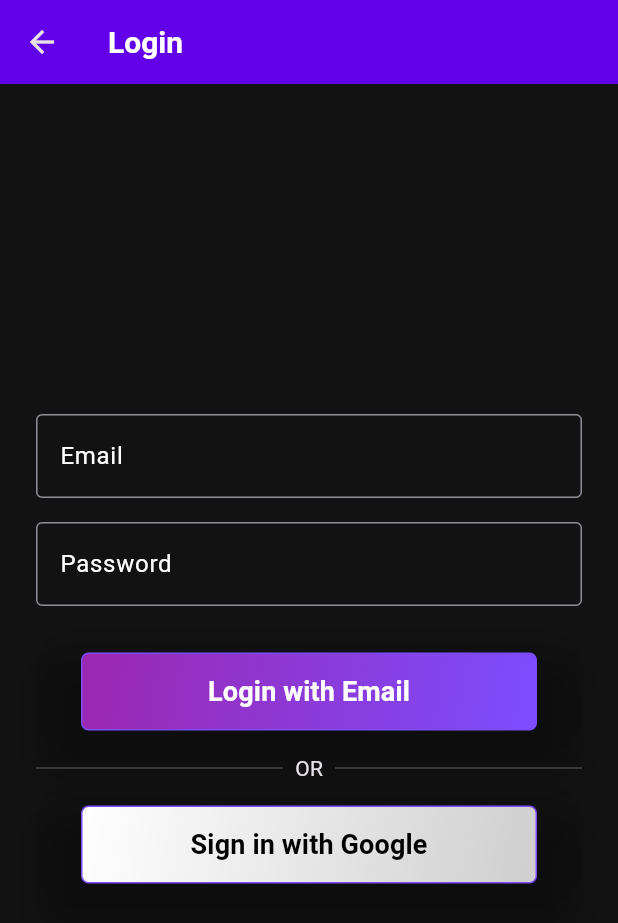
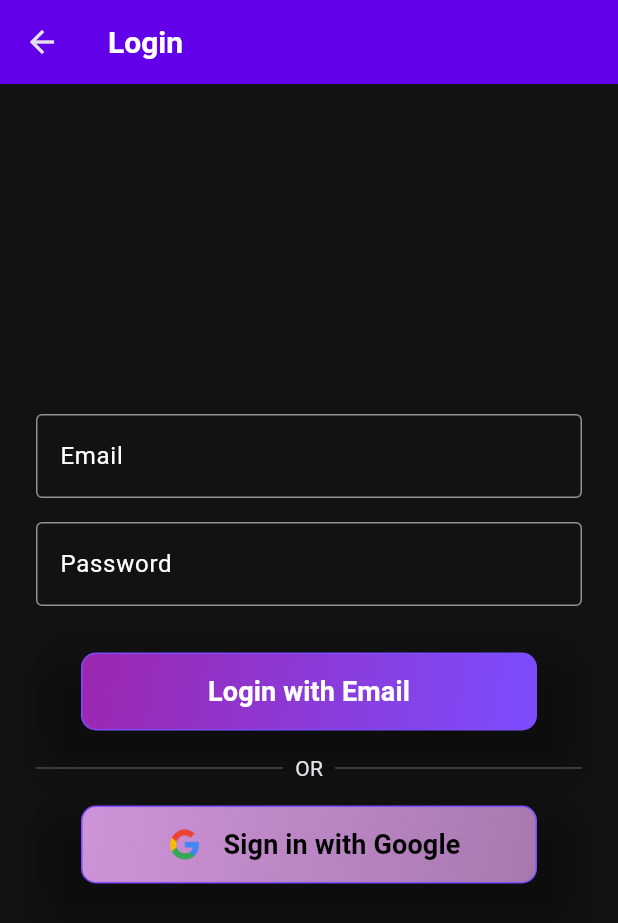
Before and after one commit to sidd7777/bibleTrivia, a Flutter app: the MyHomePage screen opened directly, after a tap on "Sign in Page", on a phone screen of 412 x 824 dp. Shown: the top 923 px of the screen. Run offline on Flutter 3.47's test engine with Material 3 defaults, Android fonts, the light colour scheme and no system bars; our stand-ins replace google_sign_in, shared_preferences; accounts and stored records are empty; network calls fail.

Commit message:
Sign in completed

```diff
--- a/lib/app/sign-in/auth/auth_service.dart
+++ b/lib/app/sign-in/auth/auth_service.dart
@@ -11,6 +11,7 @@ import '../../../core/utility/config.dart';
 class AuthService {
   late final String serverClientId; // Declare the serverClientId
   late GoogleSignIn googleSignIn; // Declare the GoogleSignIn instance
+  final String backendUrl = "http://11.42.13.145:5000";
 
   AuthService() {
     serverClientId = Config.serverClientId;
@@ -24,11 +25,10 @@ class AuthService {
   }
 
   // Email/Password login logic
-  Future<http.Response> loginWithEmailPassword(
-      String email, String password) async {
+  Future<http.Response> loginWithEmailPassword(String email, String password) async {
     try {
       var response = await http.post(
-        Uri.parse('http://11.42.13.145:5000/api/login'), // Your backend URL
+        Uri.parse("$backendUrl/api/login"), // Your backend URL
         headers: {'Content-Type': 'application/json'},
         body: jsonEncode({'email': email, 'password': password}),
       );
@@ -47,8 +47,7 @@ class AuthService {
         return;
       }
 
-      final GoogleSignInAuthentication googleAuth =
-          await googleUser.authentication;
+      final GoogleSignInAuthentication googleAuth = await googleUser.authentication;
       final idToken = googleAuth.idToken;
 
       // Check if idToken is null
@@ -58,8 +57,7 @@ class AuthService {
       }
 
       var response = await http.post(
-        Uri.parse(
-            'http://11.42.13.145:5000/api/google-signin'), // Your backend URL
+        Uri.parse('$backendUrl/api/google-signin'), // Your backend URL
         headers: {'Content-Type': 'application/json'},
         body: jsonEncode({'token': idToken}), // Ensure the key is 'token'
       );
--- a/lib/app/sign-in/pages/common_login_page.dart
+++ b/lib/app/sign-in/pages/common_login_page.dart
@@ -36,7 +36,9 @@ class _CommonLoginPageState extends State<CommonLoginPage> {
           Navigator.push(
             context,
             MaterialPageRoute(
-              builder: (context) => const MyHomePage(title: ""),
+              builder: (context) => const MyHomePage(
+                title: AppTheme.appBarTitleText,
+              ),
             ),
           );
         }
@@ -62,7 +64,9 @@ class _CommonLoginPageState extends State<CommonLoginPage> {
       Navigator.push(
         context,
         MaterialPageRoute(
-          builder: (context) => const MyHomePage(title: ""),
+          builder: (context) => const MyHomePage(
+            title: AppTheme.appBarTitleText,
+          ),
         ),
       );
     }
@@ -73,8 +77,7 @@ class _CommonLoginPageState extends State<CommonLoginPage> {
     return Scaffold(
       appBar: AppBar(title: const Text(AppTheme.loginTitle)),
       body: Padding(
-        padding:
-            const EdgeInsets.all(AppTheme.spaceSizeMedium), // Use theme spacing
+        padding: const EdgeInsets.all(AppTheme.spaceSizeMedium), // Use theme spacing
         child: Column(
           mainAxisAlignment: MainAxisAlignment.center,
           children: [
@@ -102,9 +105,10 @@ class _CommonLoginPageState extends State<CommonLoginPage> {
               ],
             ),
             CustomElevatedButton(
+              image: Image.asset('assets/images/google.png'),
               buttonText: AppTheme.googleSignInButton,
               onPressed: _handleGoogleLogin,
-              backgroundColor: Colors.white,
+              backgroundColor: Colors.purple[200],
               textColor: Colors.black,
             ),
           ],
--- a/lib/widgets/custom_button.dart
+++ b/lib/widgets/custom_button.dart
@@ -6,6 +6,8 @@ class CustomElevatedButton extends StatelessWidget {
   final Color? backgroundColor; // Optional background color (used for gradient)
   final Color? textColor; // Optional text color
   final Color? borderColor; // Optional border color
+  final Icon? icon;
+  final Image? image;
 
   const CustomElevatedButton({
     super.key,
@@ -13,7 +15,9 @@ class CustomElevatedButton extends StatelessWidget {
     required this.onPressed,
     this.backgroundColor,
     this.textColor,
-    this.borderColor, // Allow partial customization
+    this.borderColor,
+    this.icon,
+    this.image, // Allow partial customization
   });
 
   @override
@@ -27,7 +31,7 @@ class CustomElevatedButton extends StatelessWidget {
         shape: RoundedRectangleBorder(
           borderRadius: BorderRadius.circular(25.0), // Curved at the ends
         ),
-        elevation: 10.0, // Text color
+        elevation: 10.0,
       ),
       child: Ink(
         decoration: BoxDecoration(
@@ -38,16 +42,36 @@ class CustomElevatedButton extends StatelessWidget {
             begin: Alignment.topLeft,
             end: Alignment.bottomRight,
           ),
-          borderRadius: BorderRadius.circular(5.0),
+          borderRadius: BorderRadius.circular(10.0),
           border: Border.all(
-            color:
-                borderColor ?? Colors.deepPurpleAccent, // Default border color
+            color: borderColor ?? Colors.deepPurpleAccent, // Default border color
           ),
         ),
         child: Container(
           constraints: const BoxConstraints(
-              minWidth: 75, minHeight: 50.0), // Minimum button size
+            minWidth: 75,
+            minHeight: 50.0,
+          ), // Minimum button size
           alignment: Alignment.center,
+          child: Row(
+            mainAxisAlignment: MainAxisAlignment.center,
+            mainAxisSize: MainAxisSize.min,
+            children: [
+              if (icon != null) // Show icon if provided
+                Padding(
+                  padding: const EdgeInsets.only(right: 8.0),
+                  child: icon,
+                ),
+              if (image != null) // Show image with controlled size if provided
+                Padding(
+                  padding: const EdgeInsets.only(right: 8.0),
+                  child: SizedBox(
+                    width: 36.0,
+                    height: 36.0,
+                    child: image,
+                  ),
+                ),
+              Flexible(
                 child: Text(
                   buttonText,
                   style: TextStyle(
@@ -55,6 +79,10 @@ class CustomElevatedButton extends StatelessWidget {
                     fontWeight: FontWeight.bold,
                     color: textColor ?? Colors.white, // Default or custom text color
                   ),
+                  textAlign: TextAlign.center, // Ensure the text is centered
+                ),
+              ),
+            ],
           ),
         ),
       ),
--- a/pubspec.yaml
+++ b/pubspec.yaml
@@ -19,6 +19,7 @@ dependencies:
 
 
 
+
 dev_dependencies:
   flutter_test:
     sdk: flutter
@@ -27,3 +28,5 @@ dev_dependencies:
 
 flutter:
   uses-material-design: true
+  assets:
+    - assets/images/google.png
```
Also changed, not shown: assets/images/google.png (added), 1 other file. Lines whose indentation alone changed are shown as unchanged.
